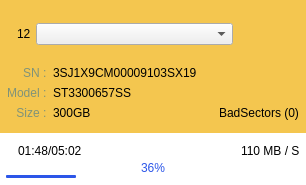
Qt form untitled/panelwidget.ui (pastoria/hdses) before a commit.
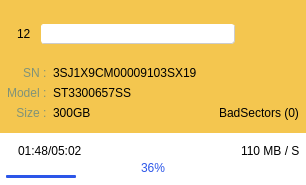
The same form after that commit. Icons and pictures are not drawn.

Commit message: develop combo box

```diff
--- a/untitled/panelwidget.ui
+++ b/untitled/panelwidget.ui
@@ -137,14 +137,74 @@
               </property>
               <property name="sizeHint" stdset="0">
                <size>
-                <width>5</width>
+                <width>10</width>
                 <height>20</height>
                </size>
               </property>
              </spacer>
             </item>
             <item>
-             <widget class="QComboBox" name="comboBox"/>
+             <widget class="QComboBox" name="comboBox">
+              <property name="styleSheet">
+               <string notr="true"> QComboBox{  background-color: rgba(255, 255, 255, 1);
+             border: 1px solid rgba(204, 204, 204, 1);
+             border-radius: 3px;
+             border-width: 1px; border-style:outset;
+             padding-left: 0px;
+             font-size: 14px;
+             outline:0px;
+             combobox-popup: 0;
+             color: rgba(144, 144, 144, 1);
+}
+
+ QComboBox QAbstractItemView {
+    outline: 0px solid red;
+    border: 0px solid yellow;
+    color: rgba(0, 0, 0, 1);
+    padding-left: 0px;
+    background-color: rgba(255, 255, 255, 1);
+    selection-color: rgba(0, 0, 0, 1);
+    selection-background-color: rgba(204, 204, 204, 1);
+}
+
+QComboBox::drop-down {
+subcontrol-origin: padding;
+subcontrol-position: top right;
+width: 30px;
+border-left-width: 0px;
+border-left-color: gray;
+border-left-style: solid;
+border-top-right-radius: 3px;
+border-bottom-right-radius: 3px;
+background:transparent;
+}
+
+QComboBox::down-arrow {
+	image: url(:/images/MoreButton_Gray.svg);
+	background: transparent;
+}
+
+QComboBox QScrollBar::vertical{
+    width:10px;
+    background: rgba(255, 255, 255, 1);
+    border:none;
+    border-radius:1px;
+}
+
+QComboBox QScrollBar::handle::vertical{
+    border-radius:1px;
+    width: 10px;
+    background: rgba(204, 204, 204, 1);
+}
+
+QComboBox QScrollBar::add-line::vertical{
+    border:none;
+}
+QComboBox QScrollBar::sub-line::vertical{
+    border:none;
+}</string>
+              </property>
+             </widget>
             </item>
             <item>
              <spacer name="horizontalSpacer_5">
```
The commit also changes 6 other files.
